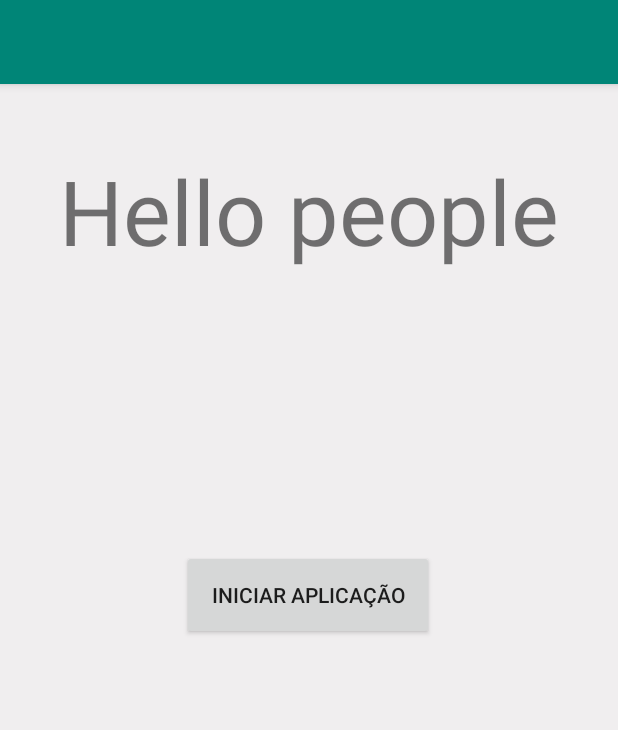
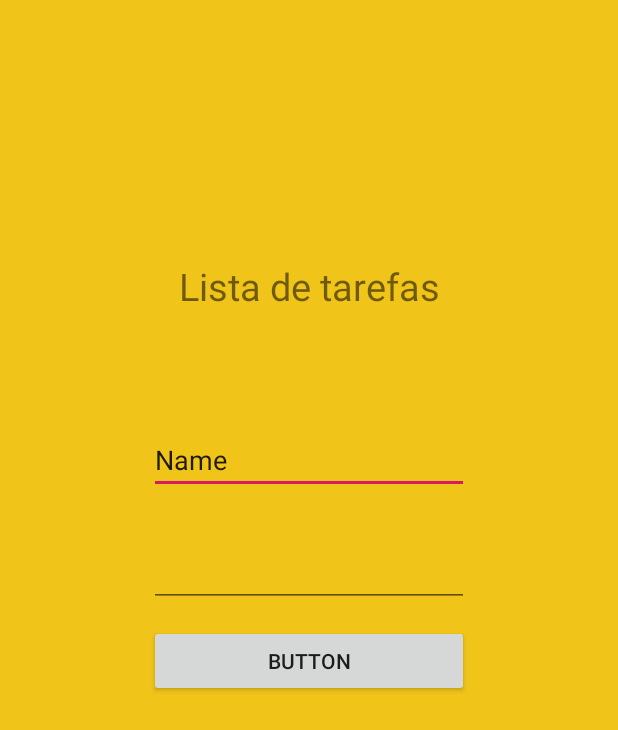
Before and after one commit to IgorAugusto2018/estagio, an Android app: the screen it shows after launch (MainActivity), on a phone screen of 412 x 824 dp. Shown: the top 730 px of the screen. Run offline under Robolectric (Android 15) with nearby library versions, the phone set to English and light mode, and no system bars.

Commit message:
Tela Login

```diff
--- a/app/src/main/res/layout/activity_main.xml
+++ b/app/src/main/res/layout/activity_main.xml
@@ -2,7 +2,7 @@
 <android.support.constraint.ConstraintLayout xmlns:android="http://schemas.android.com/apk/res/android"
     xmlns:app="http://schemas.android.com/apk/res-auto"
     xmlns:tools="http://schemas.android.com/tools"
-    android:background="@color/colorPatternBackground"
+    android:background="@color/yellowPretty"
     android:layout_width="match_parent"
     android:layout_height="match_parent"
     tools:context=".MainActivity"
@@ -14,40 +14,65 @@
         android:theme="@style/AppTheme.AppBarOverlay"
         tools:ignore="MissingConstraints">
 
-        <android.support.v7.widget.Toolbar
-            android:id="@+id/toolbar"
-            android:layout_width="match_parent"
-            android:layout_height="?attr/actionBarSize"
-            android:background="?attr/colorPrimary"
-            app:popupTheme="@style/AppTheme.PopupOverlay" />
+
 
     </android.support.design.widget.AppBarLayout>
 
+    <EditText
+        android:id="@+id/editText"
+        android:layout_width="wrap_content"
+        android:layout_height="wrap_content"
+        android:layout_marginStart="8dp"
+        android:layout_marginTop="116dp"
+        android:layout_marginEnd="8dp"
+        android:ems="10"
+        android:inputType="textPersonName"
+        android:text="Name"
+        app:layout_constraintEnd_toEndOf="parent"
+        app:layout_constraintStart_toStartOf="parent"
+        app:layout_constraintTop_toTopOf="@+id/textView"
+        tools:ignore="MissingConstraints" />
+
+    <EditText
+        android:id="@+id/editText2"
+        android:layout_width="wrap_content"
+        android:layout_height="wrap_content"
+        android:layout_marginStart="8dp"
+        android:layout_marginEnd="8dp"
+        android:ems="10"
+        android:inputType="textPassword"
+        app:layout_constraintBottom_toBottomOf="parent"
+        app:layout_constraintEnd_toEndOf="parent"
+        app:layout_constraintStart_toStartOf="parent"
+        app:layout_constraintTop_toTopOf="@id/editText"
+        app:layout_constraintVertical_bias="0.152"
+        tools:ignore="MissingConstraints" />
+
     <Button
         android:id="@+id/btnPrincipal"
-        android:layout_width="168dp"
-        android:layout_height="60dp"
-        android:layout_marginTop="8dp"
-        android:layout_marginBottom="320dp"
-        android:text="@string/btn_Principal"
-        app:layout_constraintBottom_toBottomOf="parent"
-        app:layout_constraintHorizontal_bias="0.497"
-        app:layout_constraintLeft_toLeftOf="parent"
-        app:layout_constraintRight_toRightOf="parent"
-        app:layout_constraintTop_toBottomOf="@+id/textView"
+        android:layout_width="213dp"
+        android:layout_height="wrap_content"
+        android:layout_marginStart="8dp"
+        android:layout_marginTop="12dp"
+        android:layout_marginEnd="8dp"
+        android:text="Button"
+        app:layout_constraintEnd_toEndOf="parent"
+        app:layout_constraintStart_toStartOf="parent"
+        app:layout_constraintTop_toBottomOf="@+id/editText2"
         tools:ignore="MissingConstraints" />
 
     <TextView
         android:id="@+id/textView"
-        android:layout_width="wrap_content"
-        android:layout_height="wrap_content"
-        android:text="@string/label_principal"
-        android:textSize="60dp"
-        tools:layout_editor_absoluteX="16dp"
-        tools:layout_editor_absoluteY="209dp"
-        android:paddingVertical="100dp"
-        app:layout_constraintLeft_toLeftOf="parent"
-        app:layout_constraintRight_toRightOf="parent"
-        app:layout_constraintTop_toTopOf="parent"/>
+        android:layout_width="match_parent"
+        android:layout_height="56dp"
+        android:layout_marginTop="168dp"
+        android:padding="5dp"
+        android:paddingLeft="50dp"
+        android:text="Lista de tarefas"
+        android:textAlignment="center"
+        android:textSize="25dp"
+        app:layout_constraintTop_toTopOf="parent"
+        tools:ignore="MissingConstraints"
+        tools:layout_editor_absoluteX="0dp" />
 
 </android.support.constraint.ConstraintLayout>
```
